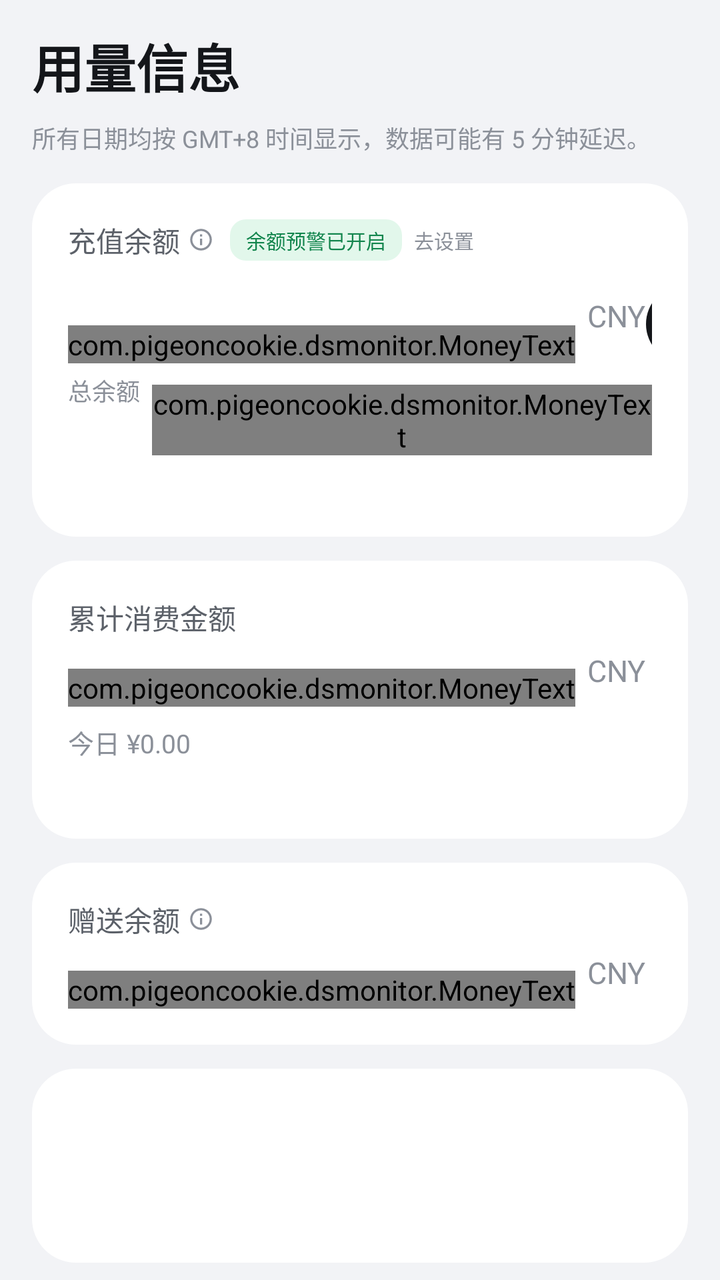
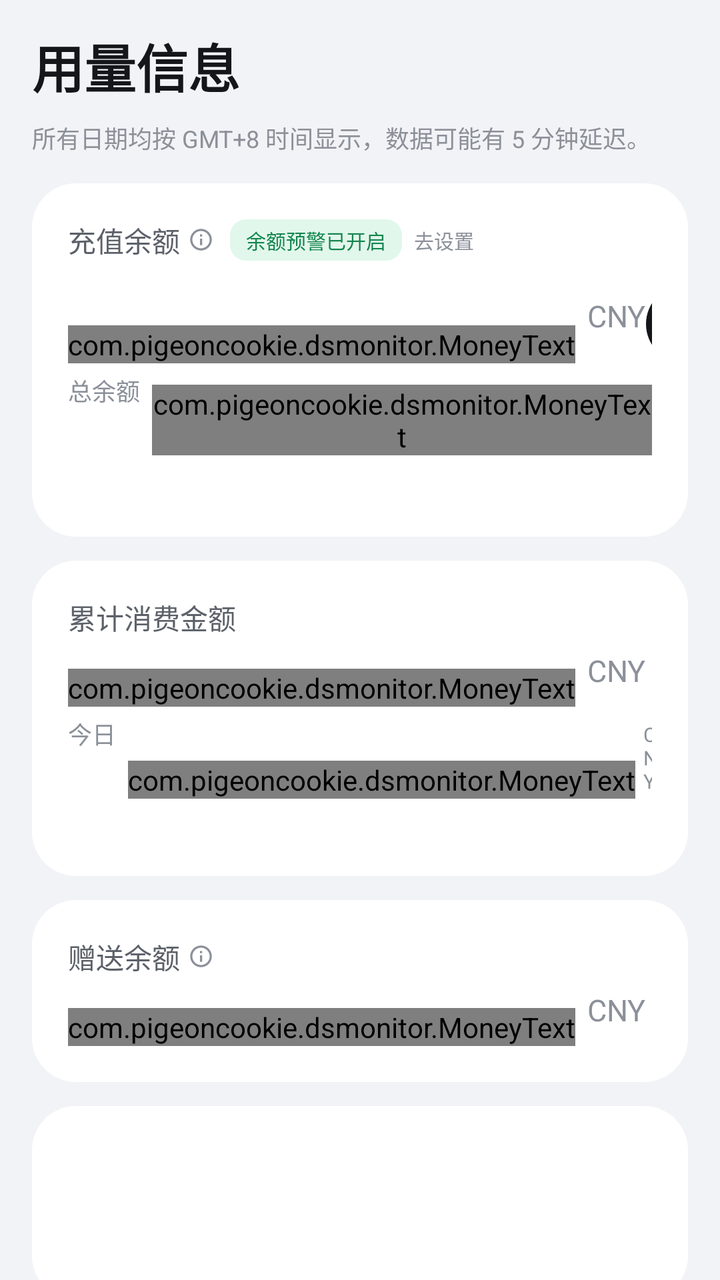

Compare the two renders of this Android layout. The source of the first and the diff that turns it into the second are given below.
<!-- AndroidManifest.xml: application theme AppTheme -->
<!-- res/layout/page_dashboard.xml -->
<?xml version="1.0" encoding="utf-8"?>
<ScrollView xmlns:android="http://schemas.android.com/apk/res/android"
    android:layout_width="match_parent"
    android:layout_height="match_parent"
    android:background="@color/ds_bg"
    android:fillViewport="true"
    android:scrollbars="none">

    <LinearLayout
        android:layout_width="match_parent"
        android:layout_height="wrap_content"
        android:orientation="vertical"
        android:paddingStart="16dp"
        android:paddingTop="14dp"
        android:paddingEnd="16dp"
        android:paddingBottom="26dp">

        <TextView
            android:layout_width="wrap_content"
            android:layout_height="wrap_content"
            android:text="@string/dashboard_title"
            android:textColor="@color/ds_text"
            android:textSize="26sp"
            android:textStyle="bold" />

        <TextView
            android:layout_width="match_parent"
            android:layout_height="wrap_content"
            android:layout_marginTop="8dp"
            android:lineSpacingExtra="3dp"
            android:text="@string/dashboard_subtitle"
            android:textColor="@color/ds_text_3"
            android:textSize="12sp" />

        <FrameLayout
            android:id="@+id/card_balance"
            android:layout_width="match_parent"
            android:layout_height="wrap_content"
            android:layout_marginTop="14dp"
            android:background="@drawable/bg_card">

            <LinearLayout
                android:layout_width="match_parent"
                android:layout_height="wrap_content"
                android:orientation="vertical"
                android:padding="18dp">

                <LinearLayout
                    android:layout_width="match_parent"
                    android:layout_height="wrap_content"
                    android:gravity="center_vertical"
                    android:orientation="horizontal">

                    <TextView
                        android:layout_width="wrap_content"
                        android:layout_height="wrap_content"
                        android:text="@string/topup_balance"
                        android:textColor="@color/ds_text_2"
                        android:textSize="14sp" />

                    <ImageView
                        android:layout_width="13dp"
                        android:layout_height="13dp"
                        android:layout_marginStart="4dp"
                        android:contentDescription="@null"
android:id="@+id/info_balance"
                        android:src="@drawable/ic_info"
                        android:tint="@color/ds_text_3" />

                    <TextView
                        android:id="@+id/badge_alert"
                        android:layout_width="wrap_content"
                        android:layout_height="wrap_content"
                        android:layout_marginStart="8dp"
                        android:background="@drawable/bg_badge"
                        android:paddingStart="8dp"
                        android:paddingTop="3dp"
                        android:paddingEnd="8dp"
                        android:paddingBottom="3dp"
                        android:text="@string/alert_on"
                        android:textColor="@color/ds_badge_fg"
                        android:textSize="10sp" />

                    <TextView
                        android:id="@+id/btn_alert_setup"
                        android:layout_width="wrap_content"
                        android:layout_height="wrap_content"
                        android:layout_marginStart="6dp"
                        android:text="@string/go_settings"
                        android:textColor="@color/ds_text_3"
                        android:textSize="10sp" />
                </LinearLayout>

                <LinearLayout
                    android:layout_width="match_parent"
                    android:layout_height="wrap_content"
                    android:layout_marginTop="12dp"
                    android:gravity="bottom"
                    android:orientation="horizontal">

                    <com.pigeoncookie.dsmonitor.MoneyText
                        android:id="@+id/money_total"
                        android:layout_width="wrap_content"
                        android:layout_height="wrap_content"
                        android:text="¥--.--"
                        android:textColor="@color/ds_text"
                        android:textSize="34sp"
                        android:textStyle="bold" />

                    <TextView
                        android:id="@+id/currency_total"
                        android:layout_width="wrap_content"
                        android:layout_height="wrap_content"
                        android:layout_marginStart="6dp"
                        android:layout_marginBottom="4dp"
                        android:text="CNY"
                        android:textColor="@color/ds_text_3"
                        android:textSize="15sp" />

                    <View
                        android:layout_width="0dp"
                        android:layout_height="1dp"
                        android:layout_weight="1" />

                    <TextView
                        android:id="@+id/btn_topup"
                        android:layout_width="wrap_content"
                        android:layout_height="wrap_content"
                        android:background="@drawable/bg_pill"
                        android:paddingStart="20dp"
                        android:paddingTop="10dp"
                        android:paddingEnd="20dp"
                        android:paddingBottom="10dp"
                        android:text="@string/go_topup"
                        android:textColor="@color/ds_pill_fg"
                        android:textSize="13sp" />
                </LinearLayout>

                <LinearLayout
                    android:layout_width="wrap_content"
                    android:layout_height="wrap_content"
                    android:layout_marginTop="8dp"
                    android:gravity="bottom"
                    android:orientation="horizontal">

                    <TextView
                        android:layout_width="wrap_content"
                        android:layout_height="wrap_content"
                        android:text="总余额"
                        android:textColor="@color/ds_text_3"
                        android:textSize="12sp" />

                    <com.pigeoncookie.dsmonitor.MoneyText
                        android:id="@+id/money_total_all"
                        android:layout_width="wrap_content"
                        android:layout_height="wrap_content"
                        android:layout_marginStart="6dp"
                        android:text="¥--.--"
                        android:textColor="@color/ds_text_2"
                        android:textSize="15sp"
                        android:textStyle="bold" />

                    <TextView
                        android:layout_width="wrap_content"
                        android:layout_height="wrap_content"
                        android:layout_marginStart="4dp"
                        android:layout_marginBottom="1dp"
                        android:text="CNY"
                        android:textColor="@color/ds_text_3"
                        android:textSize="10sp" />
                </LinearLayout>

                <TextView
                    android:id="@+id/balance_meta"
                    android:layout_width="match_parent"
                    android:layout_height="wrap_content"
                    android:layout_marginTop="8dp"
                    android:text=""
                    android:textColor="@color/ds_text_3"
                    android:textSize="11sp" />
            </LinearLayout>
        </FrameLayout>

        <LinearLayout
            android:layout_width="match_parent"
            android:layout_height="wrap_content"
            android:layout_marginTop="12dp"
            android:background="@drawable/bg_card"
            android:orientation="vertical"
            android:padding="18dp">

            <TextView
                android:layout_width="wrap_content"
                android:layout_height="wrap_content"
                android:text="@string/cumulative_cost"
                android:textColor="@color/ds_text_2"
                android:textSize="14sp" />

            <LinearLayout
                android:layout_width="match_parent"
                android:layout_height="wrap_content"
                android:layout_marginTop="10dp"
                android:gravity="bottom"
                android:orientation="horizontal">

                <com.pigeoncookie.dsmonitor.MoneyText
                    android:id="@+id/money_cumulative"
                    android:layout_width="wrap_content"
                    android:layout_height="wrap_content"
                    android:text="¥--.--"
                    android:textColor="@color/ds_text"
                    android:textSize="32sp"
                    android:textStyle="bold" />

                <TextView
                    android:id="@+id/currency_cumulative"
                    android:layout_width="wrap_content"
                    android:layout_height="wrap_content"
                    android:layout_marginStart="6dp"
                    android:layout_marginBottom="4dp"
                    android:text="CNY"
                    android:textColor="@color/ds_text_3"
                    android:textSize="15sp" />
            </LinearLayout>

            <TextView
                android:id="@+id/today_cost"
                android:layout_width="wrap_content"
                android:layout_height="wrap_content"
                android:layout_marginTop="8dp"
                android:text="今日 ¥0.00"
                android:textColor="@color/ds_text_3"
                android:textSize="13sp" />

            <TextView
                android:id="@+id/cumulative_meta"
                android:layout_width="match_parent"
                android:layout_height="wrap_content"
                android:layout_marginTop="6dp"
                android:textColor="@color/ds_text_3"
                android:textSize="11sp" />
        </LinearLayout>

        <LinearLayout
            android:layout_width="match_parent"
            android:layout_height="wrap_content"
            android:layout_marginTop="12dp"
            android:background="@drawable/bg_card"
            android:orientation="vertical"
            android:padding="18dp">

            <LinearLayout
                android:layout_width="match_parent"
                android:layout_height="wrap_content"
                android:gravity="center_vertical"
                android:orientation="horizontal">

                <TextView
                    android:layout_width="wrap_content"
                    android:layout_height="wrap_content"
                    android:text="@string/granted_balance"
                    android:textColor="@color/ds_text_2"
                    android:textSize="14sp" />

                <ImageView
                    android:layout_width="13dp"
                    android:layout_height="13dp"
                    android:layout_marginStart="4dp"
                    android:contentDescription="@null"
                    android:id="@+id/info_granted"
                        android:src="@drawable/ic_info"
                    android:tint="@color/ds_text_3" />
            </LinearLayout>

            <LinearLayout
            android:id="@+id/card_granted"
                android:layout_width="match_parent"
                android:layout_height="wrap_content"
                android:layout_marginTop="10dp"
                android:gravity="bottom"
                android:orientation="horizontal">

                <com.pigeoncookie.dsmonitor.MoneyText
                    android:id="@+id/money_granted"
                    android:layout_width="wrap_content"
                    android:layout_height="wrap_content"
                    android:text="¥--.--"
                    android:textColor="@color/ds_text"
                    android:textSize="32sp"
                    android:textStyle="bold" />

                <TextView
                    android:id="@+id/currency_granted"
                    android:layout_width="wrap_content"
                    android:layout_height="wrap_content"
                    android:layout_marginStart="6dp"
                    android:layout_marginBottom="4dp"
                    android:text="CNY"
                    android:textColor="@color/ds_text_3"
                    android:textSize="15sp" />
            </LinearLayout>
        </LinearLayout>

        <LinearLayout
            android:layout_width="match_parent"
            android:layout_height="wrap_content"
            android:layout_marginTop="12dp"
            android:background="@drawable/bg_card"
            android:orientation="vertical"
            android:padding="18dp">

            <TextView
                android:id="@+id/source_line"
                android:layout_width="match_parent"
                android:layout_height="wrap_content"
                android:textColor="@color/ds_text_2"
                android:textSize="12sp" />

            <TextView
                android:id="@+id/updated_line"
                android:layout_width="match_parent"
                android:layout_height="wrap_content"
                android:layout_marginTop="6dp"
                android:textColor="@color/ds_text_3"
                android:textSize="12sp" />

            <TextView
                android:id="@+id/sample_line"
                android:layout_width="match_parent"
                android:layout_height="wrap_content"
                android:layout_marginTop="6dp"
                android:textColor="@color/ds_text_3"
                android:textSize="12sp" />
        </LinearLayout>
    </LinearLayout>
</ScrollView>
<!-- resources referenced by this layout -->
<resources>
  <color name="ds_badge_fg">#12854D</color>
  <color name="ds_bg">#F2F3F6</color>
  <color name="ds_pill_fg">#FFFFFF</color>
  <color name="ds_text">#14161A</color>
  <color name="ds_text_2">#5C6169</color>
  <color name="ds_text_3">#8B9099</color>
  <!-- drawable bg_badge (drawable) -->
  <?xml version="1.0" encoding="utf-8"?>
  <shape xmlns:android="http://schemas.android.com/apk/res/android" android:shape="rectangle">
      <solid android:color="@color/ds_badge_bg" />
      <corners android:radius="8dp" />
  </shape>
  <!-- drawable bg_card (drawable) -->
  <?xml version="1.0" encoding="utf-8"?>
  <shape xmlns:android="http://schemas.android.com/apk/res/android" android:shape="rectangle">
      <solid android:color="@color/ds_card" />
      <corners android:radius="22dp" />
  </shape>
  <!-- drawable bg_pill (drawable) -->
  <?xml version="1.0" encoding="utf-8"?>
  <shape xmlns:android="http://schemas.android.com/apk/res/android" android:shape="rectangle">
      <solid android:color="@color/ds_pill_bg" />
      <corners android:radius="999dp" />
  </shape>
  <!-- drawable ic_info (drawable) -->
  <?xml version="1.0" encoding="utf-8"?>
  <vector xmlns:android="http://schemas.android.com/apk/res/android"
      android:width="24dp"
      android:height="24dp"
      android:viewportWidth="24"
      android:viewportHeight="24">
      <path
          android:fillColor="#FFFFFFFF"
          android:pathData="M11,7h2v2h-2V7zM11,11h2v6h-2v-6zM12,2C6.48,2 2,6.48 2,12s4.48,10 10,10 10,-4.48 10,-10S17.52,2 12,2zM12,20c-4.41,0 -8,-3.59 -8,-8s3.59,-8 8,-8 8,3.59 8,8 -3.59,8 -8,8z" />
  </vector>
  <string name="alert_on">余额预警已开启</string>
  <string name="cumulative_cost">累计消费金额</string>
  <string name="dashboard_subtitle">所有日期均按 GMT+8 时间显示，数据可能有 5 分钟延迟。</string>
  <string name="dashboard_title">用量信息</string>
  <string name="go_settings">去设置</string>
  <string name="go_topup">去充值</string>
  <string name="granted_balance">赠送余额</string>
  <string name="topup_balance">充值余额</string>
  <style name="AppTheme" parent="@android:style/Theme.Material.Light.NoActionBar">
          <item name="android:windowBackground">@color/ds_bg</item>
          <item name="android:colorAccent">@color/ds_accent</item>
          <item name="android:colorPrimary">@color/ds_accent</item>
          <item name="android:statusBarColor">@color/ds_navbar</item>
          <item name="android:navigationBarColor">@color/ds_navbar</item>
          <item name="android:windowLightStatusBar">false</item>
          <item name="android:textColorPrimary">@color/ds_text</item>
          <item name="android:textColorHint">@color/ds_text_3</item>
          <item name="android:textColorSecondary">@color/ds_text_2</item>
      </style>
  <color name="ds_badge_bg">#E2F7EB</color>
  <color name="ds_card">#FFFFFF</color>
  <color name="ds_pill_bg">#14161A</color>
  <color name="ds_accent">#4D6BFE</color>
  <color name="ds_navbar">#101014</color>
</resources>

<!-- the commit's change to res/layout/page_dashboard.xml (unified diff, before → after) -->
@@ -223,14 +223,40 @@ android:id="@+id/info_balance"
                     android:textSize="15sp" />
             </LinearLayout>
 
-            <TextView
-                android:id="@+id/today_cost"
+            <LinearLayout
                 android:layout_width="wrap_content"
                 android:layout_height="wrap_content"
                 android:layout_marginTop="8dp"
-                android:text="今日 ¥0.00"
-                android:textColor="@color/ds_text_3"
-                android:textSize="13sp" />
+                android:gravity="bottom"
+                android:orientation="horizontal">
+
+                <TextView
+                    android:layout_width="wrap_content"
+                    android:layout_height="wrap_content"
+                    android:text="今日"
+                    android:textColor="@color/ds_text_3"
+                    android:textSize="12sp" />
+
+                <com.pigeoncookie.dsmonitor.MoneyText
+                    android:id="@+id/today_cost"
+                    android:layout_width="wrap_content"
+                    android:layout_height="wrap_content"
+                    android:layout_marginStart="6dp"
+                    android:text="¥--.--"
+                    android:textColor="@color/ds_text_2"
+                    android:textSize="15sp"
+                    android:textStyle="bold" />
+
+                <TextView
+                    android:id="@+id/today_currency"
+                    android:layout_width="wrap_content"
+                    android:layout_height="wrap_content"
+                    android:layout_marginStart="4dp"
+                    android:layout_marginBottom="1dp"
+                    android:text="CNY"
+                    android:textColor="@color/ds_text_3"
+                    android:textSize="10sp" />
+            </LinearLayout>
 
             <TextView
                 android:id="@+id/cumulative_meta"
